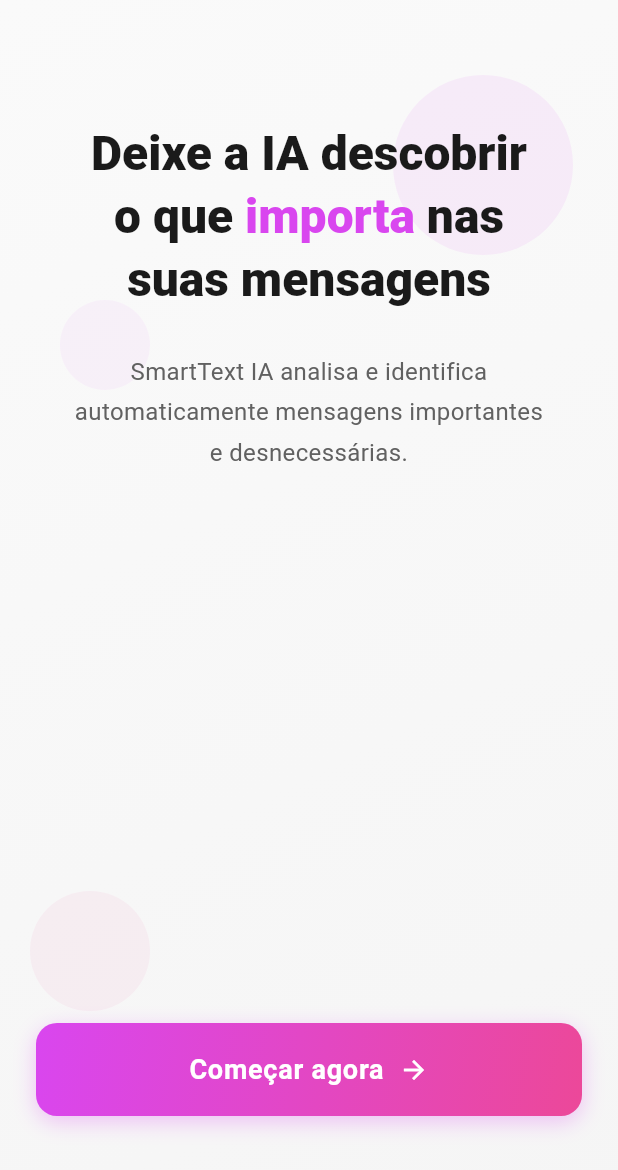
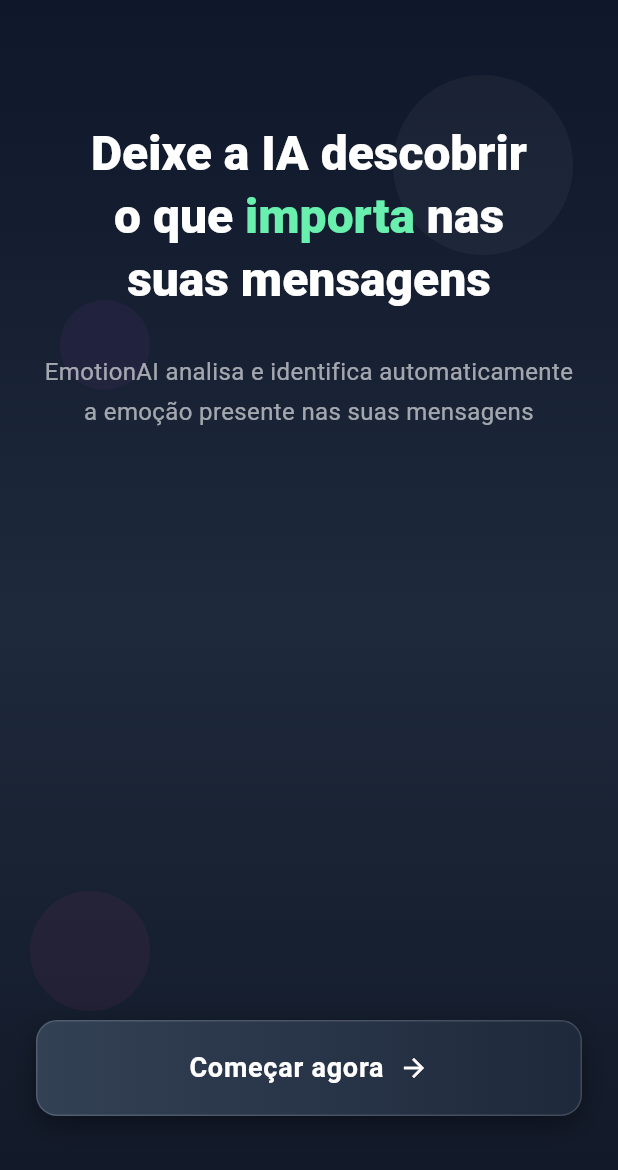
Before and after one commit to AllanOliveira2022/classificacao_de_emocoes, a Flutter app: the HomeScreen screen opened by its route, on a phone screen of 412 x 824 dp. Shown: the top 1170 px of the screen. Run offline on Flutter 3.47's test engine with Material 3 defaults, Android fonts, the phone set to English and light mode, and no system bars; missing offline and left inert: onnxruntime_v2.

Commit message:
Interface adjustments

```diff
--- a/lib/home.dart
+++ b/lib/home.dart
@@ -46,11 +46,12 @@
       body: Container(
         decoration: const BoxDecoration(
           gradient: LinearGradient(
-            begin: Alignment.topLeft,
-            end: Alignment.bottomRight,
+            begin: Alignment.topCenter,
+            end: Alignment.bottomCenter,
             colors: [
-              Color(0xFFFAFAFA),
-              Color(0xFFF5F5F5),
+              Color(0xFF0F172A),
+              Color(0xFF1E293B),
+              Color(0xFF111827),
             ],
           ),
         ),
@@ -65,7 +66,7 @@
                 height: 120,
                 decoration: BoxDecoration(
                   shape: BoxShape.circle,
-                  color: const Color(0xFFD946EF).withOpacity(0.08),
+                  color: Colors.white.withOpacity(0.04),
                 ),
               ),
             ),
@@ -115,7 +116,7 @@
                                 style: const TextStyle(
                                   fontSize: 32,
                                   fontWeight: FontWeight.w800,
-                                  color: Color(0xFF1A1A1A),
+                                  color: Colors.white,
                                   height: 1.3,
                                 ),
                                 children: [
@@ -125,7 +126,7 @@
                                   TextSpan(
                                     text: 'importa',
                                     style: const TextStyle(
-                                      color: Color(0xFFD946EF),
+                                      color: Colors.greenAccent,
                                       fontWeight: FontWeight.w800,
                                     ),
                                   ),
@@ -138,11 +139,11 @@
                             const SizedBox(height: 28),
                             // Subtítulo
                             Text(
-                              'SmartText IA analisa e identifica\nautomaticamente mensagens importantes\ne desnecessárias.',
+                              'EmotionAI analisa e identifica automaticamente\na emoção presente nas suas mensagens',
                               textAlign: TextAlign.center,
                               style: TextStyle(
                                 fontSize: 16,
-                                color: Colors.grey[700],
+                                color: Colors.white60,
                                 height: 1.7,
                                 fontWeight: FontWeight.w400,
                               ),
@@ -182,28 +183,25 @@
                               padding: const EdgeInsets.symmetric(vertical: 18),
                               decoration: BoxDecoration(
                                 gradient: LinearGradient(
-                                  begin: Alignment.topLeft,
-                                  end: Alignment.bottomRight,
                                   colors: _isButtonPressed
                                       ? [
-                                          const Color(0xFFD946EF)
-                                              .withOpacity(0.9),
-                                          const Color(0xFFEC4899)
-                                              .withOpacity(0.9),
+                                          Color(0xFF1E293B),
+                                          Color(0xFF0F172A),
                                         ]
                                       : [
-                                          const Color(0xFFD946EF),
-                                          const Color(0xFFEC4899),
+                                          Color(0xFF334155),
+                                          Color(0xFF1E293B),
                                         ],
                                 ),
                                 borderRadius: BorderRadius.circular(14),
+                                border: Border.all(
+                                  color: Colors.white.withOpacity(0.15),
+                                ),
                                 boxShadow: [
                                   BoxShadow(
-                                    color: const Color(0xFFD946EF)
-                                        .withOpacity(_isButtonPressed ? 0.5 : 0.3),
-                                    blurRadius:
-                                        _isButtonPressed ? 16 : 12,
-                                    offset: Offset(0, _isButtonPressed ? 6 : 4),
+                                    color: Colors.black.withOpacity(0.4),
+                                    blurRadius: 15,
+                                    offset: Offset(0, 6),
                                   ),
                                 ],
                               ),
```
Also changed, not shown: lib/classify_screen.dart (+115 -137 lines).
